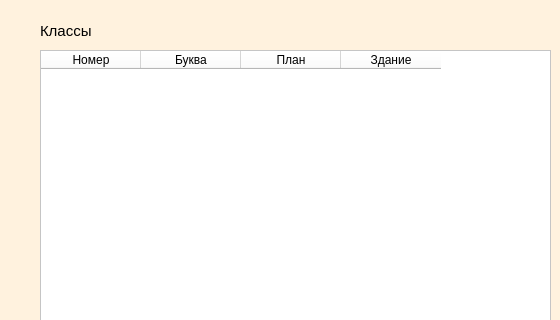
saaasssska/helper_by_school, file frontend/del_classes.ui: the form before one commit; both pictures show x 0 to 560 and y 0 to 320 of the 818 by 600 pixel window.
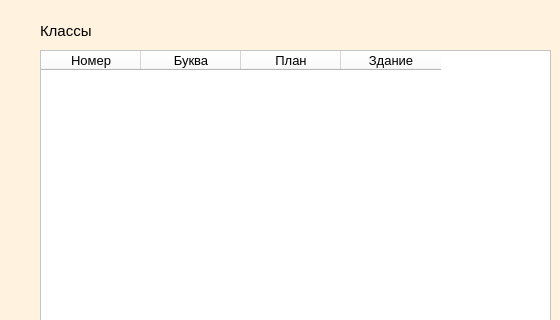
The form after the commit. Icons and pictures are not drawn.

```diff
--- a/frontend/del_classes.ui
+++ b/frontend/del_classes.ui
@@ -18,7 +18,7 @@
   </property>
   <widget class="QTableWidget" name="tableWidget">
    <property name="enabled">
-    <bool>true</bool>
+    <bool>false</bool>
    </property>
    <property name="geometry">
     <rect>
@@ -34,27 +34,48 @@
     </font>
    </property>
    <property name="styleSheet">
-    <string notr="true">background-color: rgb(255, 255, 255);</string>
+    <string notr="true">background-color: rgb(255, 255, 255);
+color: rgb(0, 0, 0);</string>
    </property>
    <column>
     <property name="text">
      <string>Номер</string>
     </property>
+    <property name="font">
+     <font>
+      <pointsize>10</pointsize>
+     </font>
+    </property>
    </column>
    <column>
     <property name="text">
      <string>Буква</string>
     </property>
+    <property name="font">
+     <font>
+      <pointsize>10</pointsize>
+     </font>
+    </property>
    </column>
    <column>
     <property name="text">
      <string>План</string>
     </property>
+    <property name="font">
+     <font>
+      <pointsize>10</pointsize>
+     </font>
+    </property>
    </column>
    <column>
     <property name="text">
      <string>Здание</string>
     </property>
+    <property name="font">
+     <font>
+      <pointsize>10</pointsize>
+     </font>
+    </property>
    </column>
   </widget>
   <widget class="QComboBox" name="combo_class">
```
Left out of the diff: 16 changed lines with no effect on the pictures.
